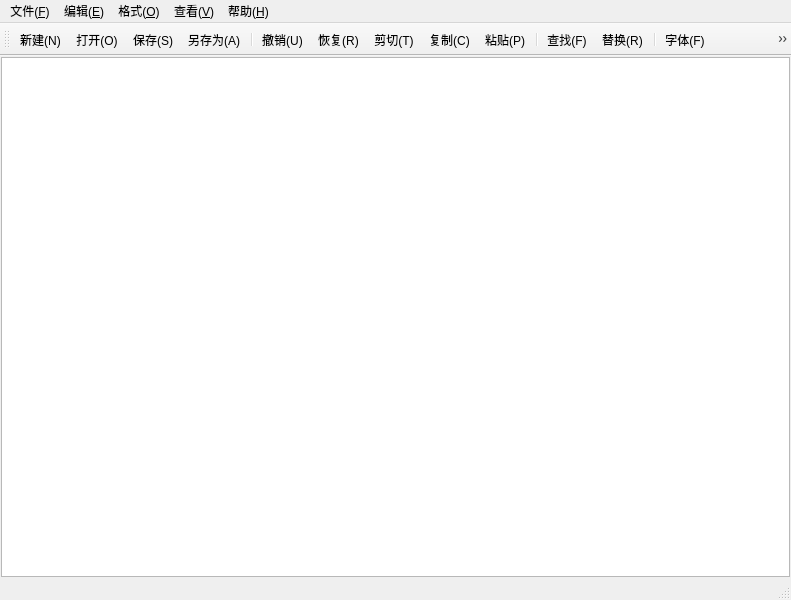
Above: mainwindow.ui from lwd101011/QtCourse before the change. Below: the same form after it.
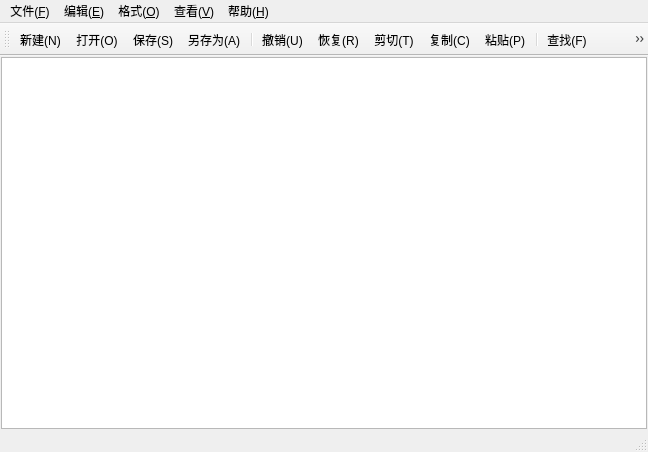
That is the form after the change. Icons and pictures are not drawn.

Patch:
```diff
--- a/mainwindow.ui
+++ b/mainwindow.ui
@@ -6,8 +6,8 @@
    <rect>
     <x>0</x>
     <y>0</y>
-    <width>791</width>
-    <height>600</height>
+    <width>648</width>
+    <height>452</height>
    </rect>
   </property>
   <property name="windowTitle">
@@ -40,7 +40,7 @@
     <rect>
      <x>0</x>
      <y>0</y>
-     <width>791</width>
+     <width>648</width>
      <height>21</height>
     </rect>
    </property>
```
Left out of the diff: 16 changed lines with no effect on the pictures.
